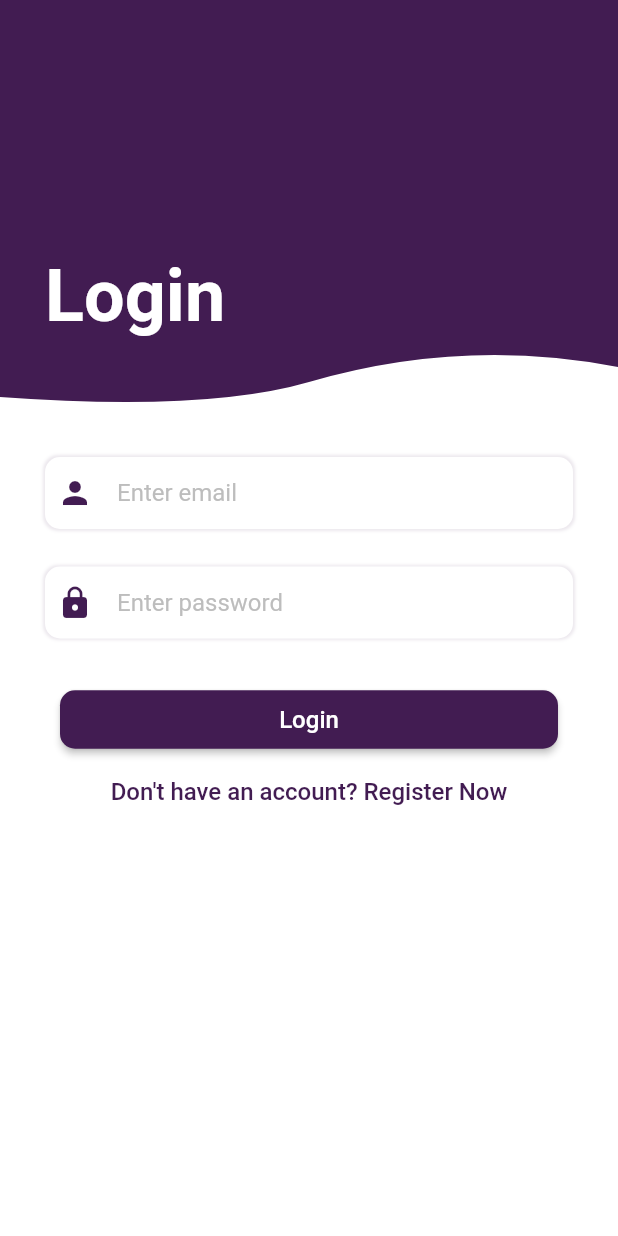
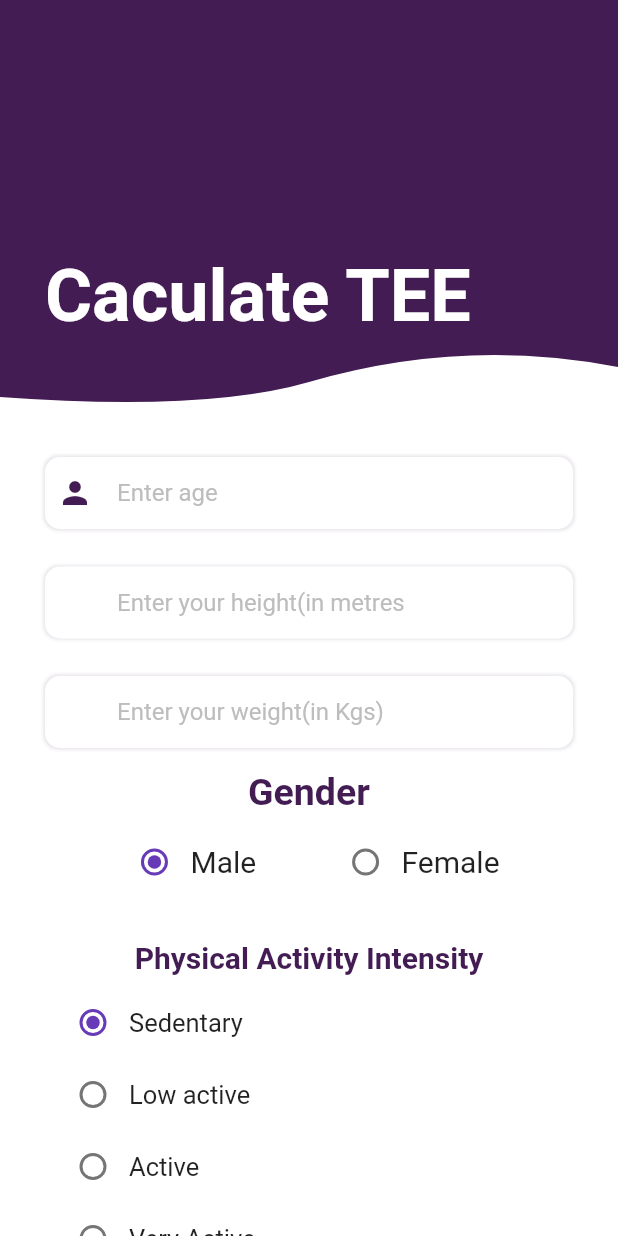
Before and after one commit to developer-arun/grocery_app, a Flutter app: the screen it shows after launch, on a phone screen of 412 x 824 dp. Run offline on Flutter 3.47's test engine with Material 2 defaults, Android fonts, the phone set to English and light mode, and no system bars; our stand-ins replace cloud_firestore, firebase_auth, firebase_core, firebase_storage, flutter_custom_clippers, geocoding and 3 more; accounts and stored records are empty.

Commit message:
added calculateTEE

```diff
--- /dev/null
+++ b/lib/Screens/Home/Navigation_Pages/calculateTEE.dart
@@ -0,0 +1,296 @@
+import 'package:flutter/cupertino.dart';
+import 'package:flutter/material.dart';
+import 'package:grocery_app/Components/clipped_widget.dart';
+import 'package:grocery_app/Components/custom_button_widget.dart';
+import 'package:grocery_app/Components/text_input_widget.dart';
+import 'package:grocery_app/utilities/alert_box.dart';
+import 'package:grocery_app/utilities/constants.dart';
+
+class CalculateTEE extends StatefulWidget {
+  @override
+  _CalculateTEEState createState() => _CalculateTEEState();
+}
+
+class _CalculateTEEState extends State<CalculateTEE> {
+  int _age=0;
+  double _weight=0.0;
+  double _height=0.0;
+  int _selectedradio;       //Radiobutton for gender
+  int _selectedradio2;      //Radiobutton for Physical activity intensity
+  double _PA;
+  double _TEE;
+  @override
+  void initState() {
+    super.initState();
+    _selectedradio=1;
+    _selectedradio2=1;
+  }
+  setSelectedRadio(int val){            //function for getting the gender
+    setState(() {
+      _selectedradio=val;
+    });
+  }
+  setSelectedRadio2(int val){           //function for getting the Physical activity intensity
+    setState(() {
+      _selectedradio2=val;
+    });
+  }
+
+  calculateTEE(int gender){                //function for calculating calories
+    if(_age!=0&&_weight!=0.0&&_height!=0.0) {
+      if (gender == 1) {
+        _TEE = 864 - 9.72 * _age.toDouble() +
+            _PA * (14.2 * _weight + 503 * _height);
+      }
+      else {
+        _TEE = 387 - 7.31 * _age.toDouble() +
+            _PA * (10.9 * _weight + 660.7 * _height);
+      }
+    }
+    else
+      {
+        AlertBox.showMessageDialog(context, "Error", "Present a valid value");
+      }
+  }
+
+
+  calculatePA()                       //function for caluclating physical activity
+  {
+    if(_selectedradio==1)
+      {
+        if(_selectedradio2==1)
+          {
+          _PA=1.0;
+          }
+        else if(_selectedradio2==2)
+          {
+            _PA=1.12;
+          }
+        else if(_selectedradio2==3)
+        {
+          _PA=1.27;
+        }
+        else if(_selectedradio2==4)
+        {
+          _PA=1.54;
+        }
+      }
+    else
+    {
+      if(_selectedradio2==1)
+      {
+        _PA=1.0;
+      }
+      else if(_selectedradio2==2)
+      {
+        _PA=1.14;
+      }
+      else if(_selectedradio2==3)
+      {
+        _PA=1.27;
+      }
+      else if(_selectedradio2==4)
+      {
+        _PA=1.45;
+      }
+    }
+  }
+  @override
+  Widget build(BuildContext context) {
+    return Scaffold(
+      backgroundColor: kColorWhite,
+      body: SingleChildScrollView(
+        child: Column(
+          crossAxisAlignment: CrossAxisAlignment.stretch,
+          children: [
+            ClippedWidget(
+              text:"Caculate TEE",
+            ),
+            Form(
+              child: Padding(
+                padding: EdgeInsets.all(30.0),
+                child: Column(
+                  children: [
+                    TextInputWidget(
+                      hint: "Enter age",
+                      icon: Icons.person,
+                      obscureText: false,
+                      onChanged: (value) {
+                        _age = int.parse(value);
+                      },
+                    ),
+                    SizedBox(height: 25.0),
+                    TextInputWidget(
+                      hint: 'Enter your height(in metres',
+                      obscureText: false,
+                      onChanged: (value) {
+                        _height = double.parse(value);
+                      },
+                    ),
+                    SizedBox(height: 25.0),
+                    TextInputWidget(
+                      hint: 'Enter your weight(in Kgs)',
+                      obscureText: false,
+                      onChanged: (value) {
+                        _weight = double.parse(value);
+                      },
+                    ),
+                    SizedBox(height: 15.0),
+                    Text(
+                      "Gender",
+                      style: TextStyle(
+                        color: kColorPurple,
+                        fontSize: 25.0,
+                        fontWeight: FontWeight.bold
+                      ),
+                    ),
+//                    SizedBox(height: 10.0),
+                    ButtonBar(
+                      alignment: MainAxisAlignment.spaceEvenly,
+                      children: [
+                        Row(
+                          children: [
+                            Radio(
+                              value: 1,
+                              groupValue: _selectedradio,
+                              activeColor: Colors.deepPurple,
+                              onChanged: (val){                 //selecting the gender
+                                setSelectedRadio(val);
+                              },
+                            ),
+                            Text(
+                              "Male",
+                              style: TextStyle(
+                                fontSize: 20.0,
+                              ),
+                            ),
+                          ],
+                        ),
+                        Row(
+                          children: [
+                            Radio(
+                              value: 2,
+                              groupValue: _selectedradio,
+                              activeColor: Colors.deepPurple,
+                              onChanged: (val){
+                                setSelectedRadio(val);
+                              },
+                            ),
+                            Text(
+                              "Female",
+                              style: TextStyle(
+                                fontSize: 20.0,
+                              ),
+                            ),
+                          ],
+                        ),
+                      ],
+                    ),
+                    SizedBox(height: 20.0),
+                    Text(
+                      "Physical Activity Intensity",
+                      style: TextStyle(
+                          color: kColorPurple,
+                          fontSize: 20.0,
+                          fontWeight: FontWeight.bold
+                      ),
+                    ),
+//                    SizedBox(height: 10.0),
+                    Padding(
+                      padding: const EdgeInsets.all(8.0),
+                      child: Column(
+                        children: [
+                          Row(
+                            children: [
+                              Radio(
+                                value: 1,
+                                groupValue: _selectedradio2,
+                                activeColor: Colors.deepPurple,
+                                onChanged: (val){
+                                  setSelectedRadio2(val);
+                                },
+                              ),
+                              Text(
+                                "Sedentary",
+                                style: TextStyle(
+                                  fontSize: 17.0,
+                                ),
+                              ),
+                            ],
+                          ),
+                          Row(
+                            children: [
+                              Radio(
+                                value: 2,
+                                groupValue: _selectedradio2,
+                                activeColor: Colors.deepPurple,
+                                onChanged: (val){
+                                  setSelectedRadio2(val);
+                                },
+                              ),
+                              Text(
+                                "Low active",
+                                style: TextStyle(
+                                  fontSize: 17.0,
+                                ),
+                              ),
+                            ],
+                          ),
+                          Row(
+                            children: [
+                              Radio(
+                                value: 3,
+                                groupValue: _selectedradio2,
+                                activeColor: Colors.deepPurple,
+                                onChanged: (val){                  //selecting the physical activity intensity
+                                  setSelectedRadio2(val);
+                                },
+                              ),
+                              Text(
+                                "Active",
+                                style: TextStyle(
+                                  fontSize: 17.0,
+                                ),
+                              ),
+                            ],
+                          ),
+                          Row(
+                            children: [
+                              Radio(
+                                value: 4,
+                                groupValue: _selectedradio2,
+                                activeColor: Colors.deepPurple,
+                                onChanged: (val){
+                                  setSelectedRadio2(val);
+                                },
+                              ),
+                              Text(
+                                "Very Active",
+                                style: TextStyle(
+                                  fontSize: 17.0,
+                                ),
+                              ),
+                            ],
+                          ),
+                        ],
+                      ),
+                    ),
+                  ],
+                ),
+              ),
+            ),
+            CustomButtonWidget(
+              label: "Calculate Calories",
+              onPressed: (){
+                calculatePA();
+                calculateTEE(_selectedradio);
+                print(_TEE);
+              },
+            )
+          ],
+        ),
+      ),
+
+    );
+  }
+}
--- a/lib/main.dart
+++ b/lib/main.dart
@@ -1,5 +1,6 @@
 import 'package:flutter/material.dart';
 import 'package:firebase_core/firebase_core.dart';
+import 'package:grocery_app/Screens/Home/Navigation_Pages/calculateTEE.dart';
 import 'package:grocery_app/Screens/Home/Navigation_Pages/home_page.dart';
 import 'package:grocery_app/Screens/Shopping/all_products_screen.dart';
 //import 'package:grocery_app/Screens/Home/landing_screen.dart';
@@ -30,16 +31,16 @@ class _MyAppState extends State<MyApp> {
   Widget build(BuildContext context) {
     return MaterialApp(
         debugShowCheckedModeBanner: false,
-        home: SplashScreen(),
-        routes: <String,WidgetBuilder>{
-          '/login' : (BuildContext context) => LoginScreen(),
-          '/signup': (BuildContext context) => RegistrationScreen(),
-          '/home': (BuildContext context) => LandingScreen(),
-          '/details_page': (BuildContext context) => DetailsScreen(),
-          '/search':(BuildContext context) =>SearchPage(),
-          '/addItem':(BuildContext context) =>AddItem(),
-          '/shop':(BuildContext context)=>AllProductsScreen(),  //CODE BADLANA H
-        }
+        home: CalculateTEE(),
+//        routes: <String,WidgetBuilder>{
+//          '/login' : (BuildContext context) => LoginScreen(),
+//          '/signup': (BuildContext context) => RegistrationScreen(),
+//          '/home': (BuildContext context) => LandingScreen(),
+//          '/details_page': (BuildContext context) => DetailsScreen(),
+//          '/search':(BuildContext context) =>SearchPage(),
+//          '/addItem':(BuildContext context) =>AddItem(),
+//          '/shop':(BuildContext context)=>AllProductsScreen(),  //CODE BADLANA H
+//        }
     );
   }
 }
```
Also changed, not shown: 1 other file.
